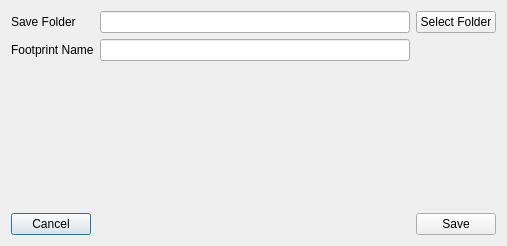
Old version of the form ExportFootprintDialog.ui in the repository dom11990/Kicad_MakePolygon.
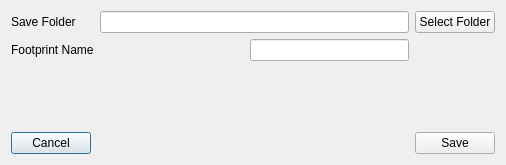
New version of the form.

Commit message: made dialog class closer to implementation of the main window added success and fail status hides main window when dialog comes up

Patch:
```diff
--- a/ExportFootprintDialog.ui
+++ b/ExportFootprintDialog.ui
@@ -6,10 +6,28 @@
    <rect>
     <x>0</x>
     <y>0</y>
-    <width>507</width>
-    <height>246</height>
+    <width>506</width>
+    <height>165</height>
    </rect>
   </property>
+  <property name="sizePolicy">
+   <sizepolicy hsizetype="Preferred" vsizetype="Fixed">
+    <horstretch>0</horstretch>
+    <verstretch>0</verstretch>
+   </sizepolicy>
+  </property>
+  <property name="minimumSize">
+   <size>
+    <width>0</width>
+    <height>165</height>
+   </size>
+  </property>
+  <property name="maximumSize">
+   <size>
+    <width>16777215</width>
+    <height>165</height>
+   </size>
+  </property>
   <property name="windowTitle">
    <string>Export Footpring</string>
   </property>
@@ -72,7 +90,27 @@
       <widget class="QLineEdit" name="lineEdit"/>
      </item>
      <item row="1" column="2">
-      <widget class="QLineEdit" name="lineEdit_2"/>
+      <layout class="QHBoxLayout" name="horizontalLayout_2">
+       <item>
+        <spacer name="horizontalSpacer_2">
+         <property name="orientation">
+          <enum>Qt::Horizontal</enum>
+         </property>
+         <property name="sizeType">
+          <enum>QSizePolicy::Fixed</enum>
+         </property>
+         <property name="sizeHint" stdset="0">
+          <size>
+           <width>150</width>
+           <height>20</height>
+          </size>
+         </property>
+        </spacer>
+       </item>
+       <item>
+        <widget class="QLineEdit" name="lineEdit_2"/>
+       </item>
+      </layout>
      </item>
     </layout>
    </item>
@@ -84,7 +122,7 @@
      <property name="sizeHint" stdset="0">
       <size>
        <width>20</width>
-       <height>40</height>
+       <height>20</height>
       </size>
      </property>
     </spacer>
```
The commit also changes 4 other files.
